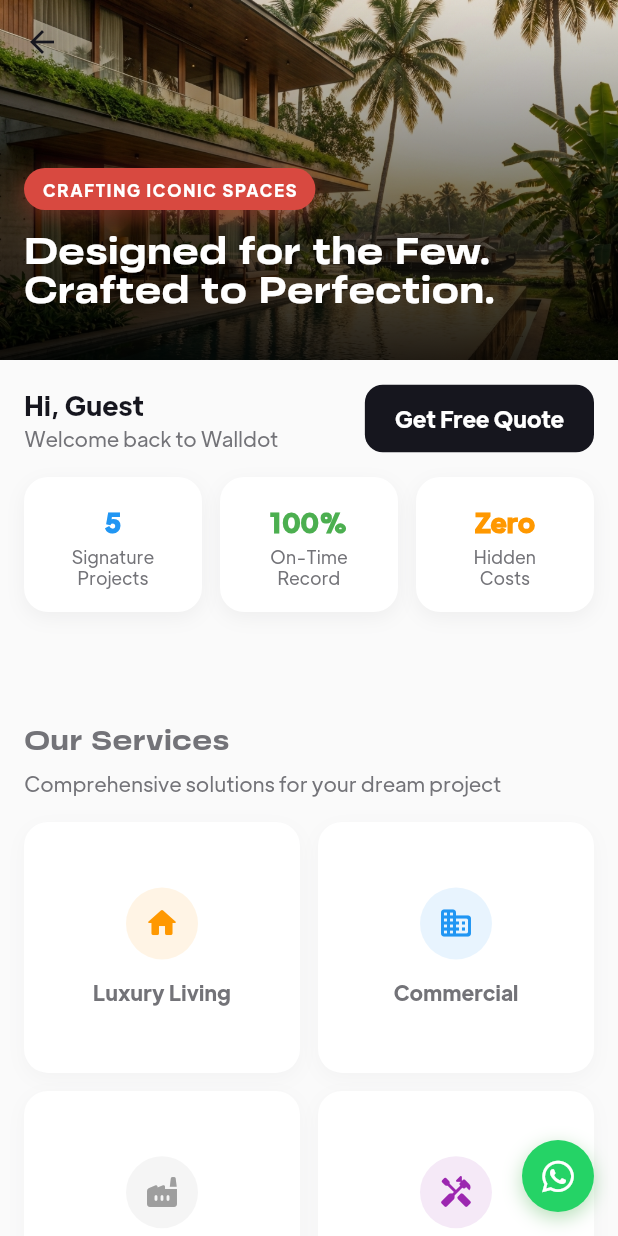
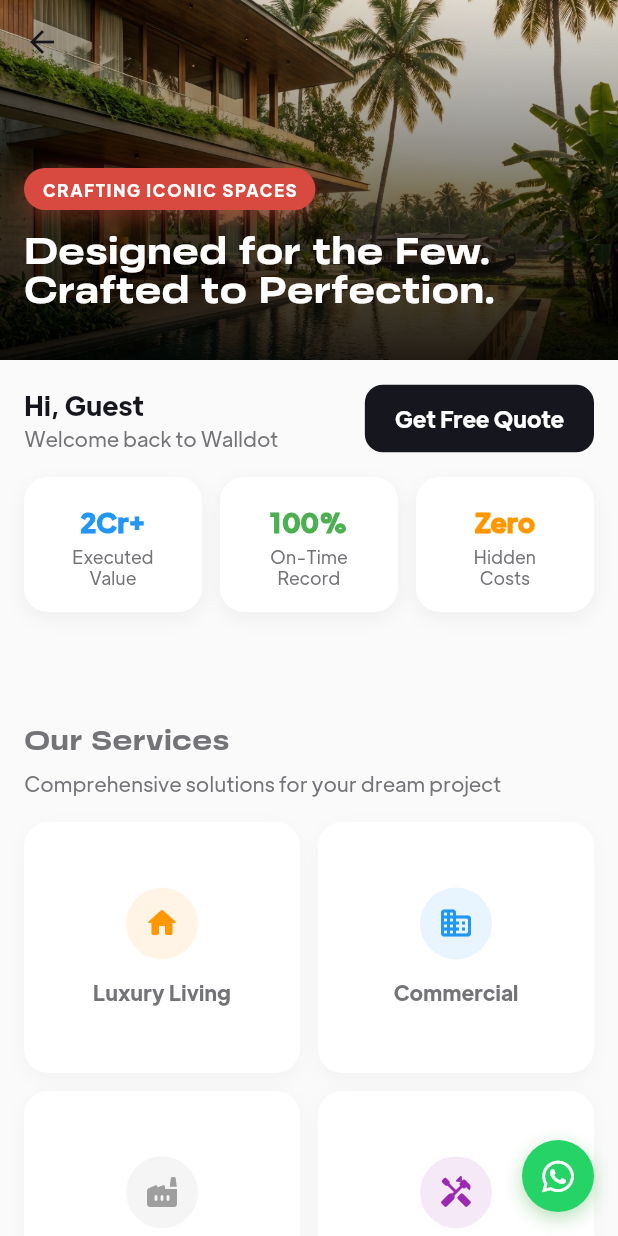
Before and after one commit to linda-techy/wd_customer_app_flutter, a Flutter app: the HomeScreen screen opened by its route, on a phone screen of 412 x 824 dp. Run offline on Flutter 3.47's test engine with Material 3 defaults, Android fonts, the phone set to English and light mode, and no system bars; drawn by our look-alikes of flutter_animate; our stand-ins replace app_links, cached_network_image, dio, firebase_core, firebase_messaging, flutter_dotenv and 13 more; missing offline and left inert: dart:html, flutter_inappwebview, media_kit, media_kit_video, syncfusion_flutter_pdfviewer; accounts and stored records are empty; network calls fail.

Commit message:
feat: implement guest welcome and home screen views

```diff
--- a/lib/screens/auth/views/guest_welcome_screen.dart
+++ b/lib/screens/auth/views/guest_welcome_screen.dart
@@ -217,7 +217,7 @@ class _GuestWelcomeScreenState extends State<GuestWelcomeScreen>
       child: Row(
         mainAxisAlignment: MainAxisAlignment.spaceAround,
         children: [
-          _buildStat('5', 'Signature\nProjects', valueSize, labelSize),
+          _buildStat('2Cr+', 'Executed\nValue', valueSize, labelSize),
           Container(
             width: 1,
             height: 28,
--- a/lib/screens/home/views/home_screen.dart
+++ b/lib/screens/home/views/home_screen.dart
@@ -423,7 +423,7 @@ class _HomeScreenState extends State<HomeScreen> {
       children: [
         Expanded(
             child: _buildStatCard(
-                context, "5", "Signature\nProjects", Colors.blue)),
+                context, "2Cr+", "Executed\nValue", Colors.blue)),
         SizedBox(width: gridSpacing),
         Expanded(
             child: _buildStatCard(
```
